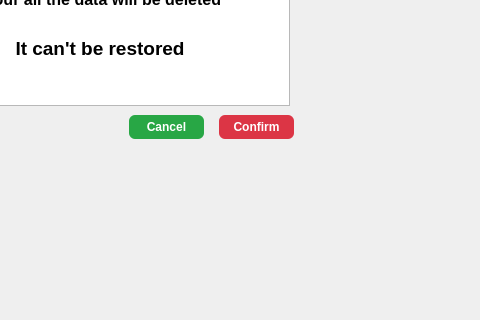
First picture: the form in mainwindow.ui, repository Shreyansh-dev180/Finance-Tracker, before the edit; both pictures show x 320 to 800 and y 199 to 519 of the 800 by 600 pixel window.
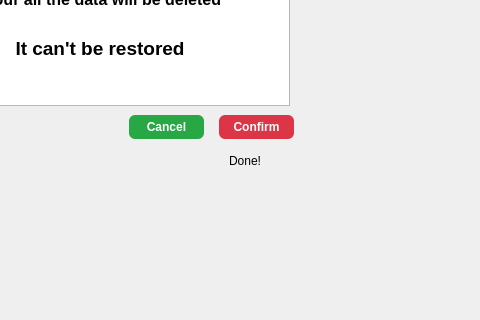
Second picture: the form after the edit. The open tabs and pages were chosen to show the change.

Commit message: Added Operation Completed Indicator

Diff of the .ui file:
```diff
--- a/mainwindow.ui
+++ b/mainwindow.ui
@@ -384,6 +384,19 @@
            <string>Confirm</string>
           </property>
          </widget>
+         <widget class="QLabel" name="Done_label_setting_page">
+          <property name="geometry">
+           <rect>
+            <x>540</x>
+            <y>300</y>
+            <width>71</width>
+            <height>31</height>
+           </rect>
+          </property>
+          <property name="text">
+           <string>Done!</string>
+          </property>
+         </widget>
         </widget>
        </widget>
       </item>
```
Left out of the diff: 15 changed lines with no effect on the pictures. The commit also changes 2 other files.
